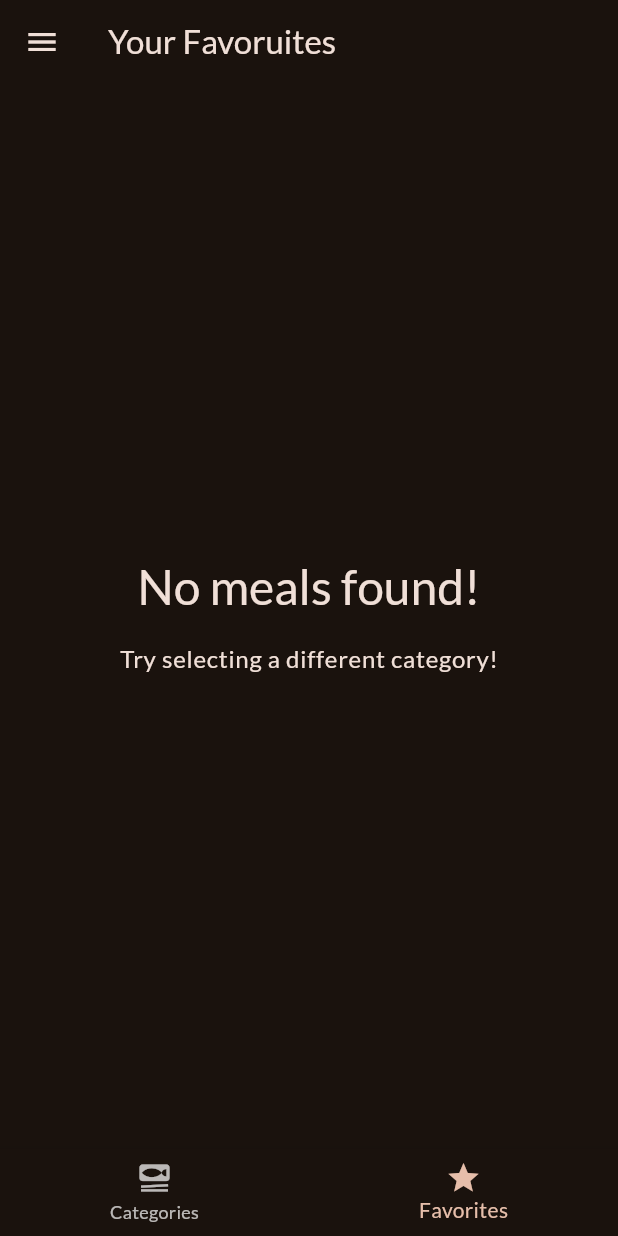
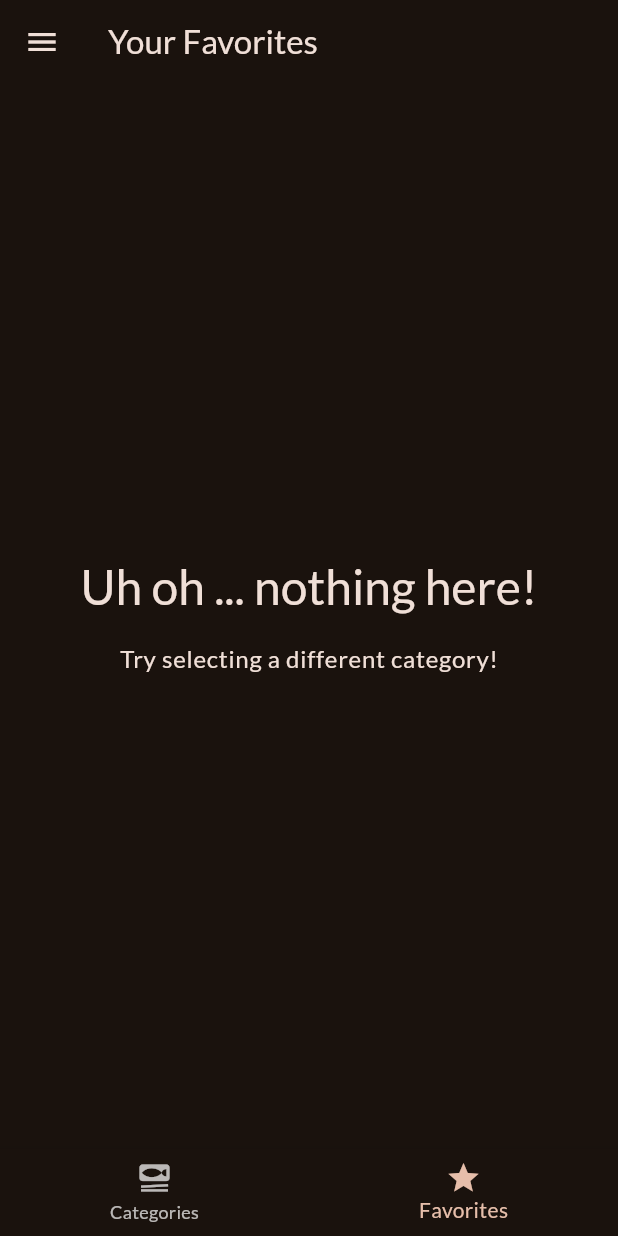
Before and after one commit to Jiiahhhh/belajar-flutter, a Flutter app: the screen it shows after launch, item 2 of the bottom bar chosen, on a phone screen of 412 x 824 dp. Run offline on Flutter 3.47's test engine with Material 3 defaults, Android fonts, the phone set to English and light mode, and no system bars; our stand-ins replace flutter_riverpod, google_fonts, transparent_image.

Commit message:
Meals App

```diff
--- /dev/null
+++ b/meals/lib/providers/filters_provider.dart
@@ -0,0 +1,58 @@
+import 'package:flutter_riverpod/flutter_riverpod.dart';
+
+import 'package:meals/providers/meals_provider.dart';
+
+enum Filter {
+  glutenFree,
+  lactoseFree,
+  vegetarian,
+  vegan,
+}
+
+class FiltersNotifier extends StateNotifier<Map<Filter, bool>> {
+  FiltersNotifier()
+      : super({
+          Filter.glutenFree: false,
+          Filter.lactoseFree: false,
+          Filter.vegetarian: false,
+          Filter.vegan: false
+        });
+
+  void setFilters(Map<Filter, bool> chosenFilters) {
+    state = chosenFilters;
+  }
+
+  void setFilter(Filter filter, bool isActive) {
+    // state[filter] = isActive; // not allowed! => mutating state
+    state = {
+      ...state,
+      filter: isActive,
+    };
+  }
+}
+
+final filtersProvider =
+    StateNotifierProvider<FiltersNotifier, Map<Filter, bool>>(
+  (ref) => FiltersNotifier(),
+);
+
+final filteredMealsProvider = Provider((ref) {
+  final meals = ref.watch(mealsProvider);
+  final activeFilters = ref.watch(filtersProvider);
+
+  return meals.where((meal) {
+    if (activeFilters[Filter.glutenFree]! && !meal.isGlutenFree) {
+      return false;
+    }
+    if (activeFilters[Filter.lactoseFree]! && !meal.isLactoseFree) {
+      return false;
+    }
+    if (activeFilters[Filter.vegetarian]! && !meal.isVegetarian) {
+      return false;
+    }
+    if (activeFilters[Filter.vegan]! && !meal.isVegan) {
+      return false;
+    }
+    return true;
+  }).toList();
+});
--- a/meals/lib/providers/meals_provider.dart
+++ b/meals/lib/providers/meals_provider.dart
@@ -1,6 +1,6 @@
 import 'package:flutter_riverpod/flutter_riverpod.dart';
+
 import 'package:meals/data/dummy_data.dart';
-
 
 final mealsProvider = Provider((ref) {
   return dummyMeals;
--- a/meals/lib/screens/meals.dart
+++ b/meals/lib/screens/meals.dart
@@ -1,10 +1,15 @@
 import 'package:flutter/material.dart';
+
 import 'package:meals/models/meal.dart';
 import 'package:meals/screens/meal_details.dart';
 import 'package:meals/widgets/meal_item.dart';
 
 class MealsScreen extends StatelessWidget {
-  const MealsScreen({super.key, this.title, required this.meals});
+  const MealsScreen({
+    super.key,
+    this.title,
+    required this.meals,
+  });
 
   final String? title;
   final List<Meal> meals;
@@ -25,18 +30,19 @@ class MealsScreen extends StatelessWidget {
       child: Column(
         mainAxisSize: MainAxisSize.min,
         children: [
-          Text('No meals found!',
-              style: Theme.of(context)
-                  .textTheme
-                  .headlineLarge!
-                  .copyWith(color: Theme.of(context).colorScheme.onBackground),
-              textAlign: TextAlign.center),
+          Text(
+            'Uh oh ... nothing here!',
+            style: Theme.of(context).textTheme.headlineLarge!.copyWith(
+                  color: Theme.of(context).colorScheme.onBackground,
+                ),
+          ),
           const SizedBox(height: 16),
-          Text("Try selecting a different category!",
-              style: Theme.of(context)
-                  .textTheme
-                  .bodyLarge!
-                  .copyWith(color: Theme.of(context).colorScheme.onBackground))
+          Text(
+            'Try selecting a different category!',
+            style: Theme.of(context).textTheme.bodyLarge!.copyWith(
+                  color: Theme.of(context).colorScheme.onBackground,
+                ),
+          ),
         ],
       ),
     );
@@ -49,7 +55,8 @@ class MealsScreen extends StatelessWidget {
           onSelectMeal: (meal) {
             selectMeal(context, meal);
           },
-              ));
+        ),
+      );
     }
 
     if (title == null) {
--- a/meals/lib/screens/tabs.dart
+++ b/meals/lib/screens/tabs.dart
@@ -1,31 +1,31 @@
 import 'package:flutter/material.dart';
 import 'package:flutter_riverpod/flutter_riverpod.dart';
-import 'package:meals/models/meal.dart';
-import 'package:meals/providers/favorites_provider.dart';
-import 'package:meals/providers/meals_provider.dart';
+
 import 'package:meals/screens/categories.dart';
 import 'package:meals/screens/filters.dart';
 import 'package:meals/screens/meals.dart';
 import 'package:meals/widgets/main_drawer.dart';
+import 'package:meals/providers/favorites_provider.dart';
+import 'package:meals/providers/filters_provider.dart';
 
 const kInitialFilters = {
   Filter.glutenFree: false,
   Filter.lactoseFree: false,
   Filter.vegetarian: false,
-  Filter.vegan: false,
+  Filter.vegan: false
 };
 
 class TabsScreen extends ConsumerStatefulWidget {
   const TabsScreen({super.key});
 
   @override
-  ConsumerState<TabsScreen> createState() => _TabsScreenState();
+  ConsumerState<TabsScreen> createState() {
+    return _TabsScreenState();
+  }
 }
 
 class _TabsScreenState extends ConsumerState<TabsScreen> {
   int _selectedPageIndex = 0;
-  final List<Meal> _favoriteMeals = [];
-  Map<Filter, bool> _selectedFilters = kInitialFilters;
 
   void _selectPage(int index) {
     setState(() {
@@ -36,63 +36,51 @@ class _TabsScreenState extends ConsumerState<TabsScreen> {
   void _setScreen(String identifier) async {
     Navigator.of(context).pop();
     if (identifier == 'filters') {
-      final result = await Navigator.of(context).push<Map<Filter, bool>>(
+      await Navigator.of(context).push<Map<Filter, bool>>(
         MaterialPageRoute(
-          builder: (ctx) => FiltersScreen(
-            currentFilters: _selectedFilters,
-          ),
+          builder: (ctx) => const FiltersScreen(),
         ),
       );
-      setState(() {
-        _selectedFilters = result ?? kInitialFilters;
-      });
     }
   }
 
   @override
   Widget build(BuildContext context) {
-    final meals = ref.watch(mealsProvider);
-    final availableCategories = meals.where((meal) {
-      if (_selectedFilters[Filter.glutenFree]! && !meal.isGlutenFree) {
-        return false;
-      }
-      if (_selectedFilters[Filter.lactoseFree]! && !meal.isLactoseFree) {
-        return false;
-      }
-      if (_selectedFilters[Filter.vegetarian]! && !meal.isVegetarian) {
-        return false;
-      }
-      if (_selectedFilters[Filter.vegan]! && !meal.isVegan) {
-        return false;
-      }
-      return true;
-    }).toList();
+    final availableMeals = ref.watch(filteredMealsProvider);
 
     Widget activePage = CategoriesScreen(
-      availableMeals: availableCategories,
+      availableMeals: availableMeals,
     );
     var activePageTitle = 'Categories';
 
     if (_selectedPageIndex == 1) {
       final favoriteMeals = ref.watch(favoriteMealsProvider);
       activePage = MealsScreen(
-        meals: _favoriteMeals,
+        meals: favoriteMeals,
       );
-      activePageTitle = 'Your Favoruites';
+      activePageTitle = 'Your Favorites';
     }
+
     return Scaffold(
       appBar: AppBar(
         title: Text(activePageTitle),
       ),
+      drawer: MainDrawer(
+        onSelectScreen: _setScreen,
+      ),
       body: activePage,
-      drawer: MainDrawer(onSelectScreen: _setScreen),
       bottomNavigationBar: BottomNavigationBar(
         onTap: _selectPage,
         currentIndex: _selectedPageIndex,
         items: const [
           BottomNavigationBarItem(
-              icon: Icon(Icons.set_meal), label: 'Categories'),
-          BottomNavigationBarItem(icon: Icon(Icons.star), label: 'Favorites'),
+            icon: Icon(Icons.set_meal),
+            label: 'Categories',
+          ),
+          BottomNavigationBarItem(
+            icon: Icon(Icons.star),
+            label: 'Favorites',
+          ),
         ],
       ),
     );
```
Also changed, not shown: meals/lib/models/category.dart (+6 -1 lines), meals/lib/providers/favorites_provider.dart (+4 -3 lines), meals/lib/screens/categories.dart (+18 -14 lines), meals/lib/screens/filters.dart (+29 -71 lines), meals/lib/screens/meal_details.dart (+20 -15 lines), meals/lib/widgets/category_grid_item.dart (+15 -8 lines), meals/lib/widgets/main_drawer.dart (+6 -3 lines), meals/lib/widgets/meal_item.dart (+24 -13 lines), meals/lib/widgets/meal_item_trait.dart (+7 -5 lines), meals/lib/data/dummy_data.dart (line endings or trailing spaces). Lines whose indentation alone changed are shown as unchanged.
